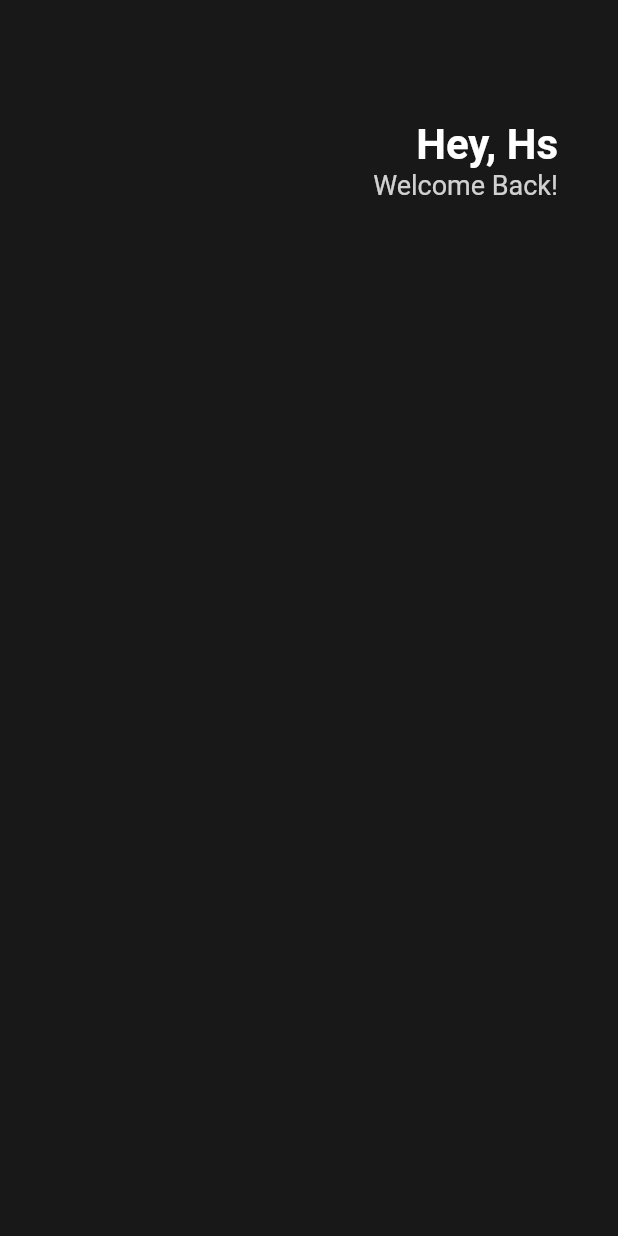
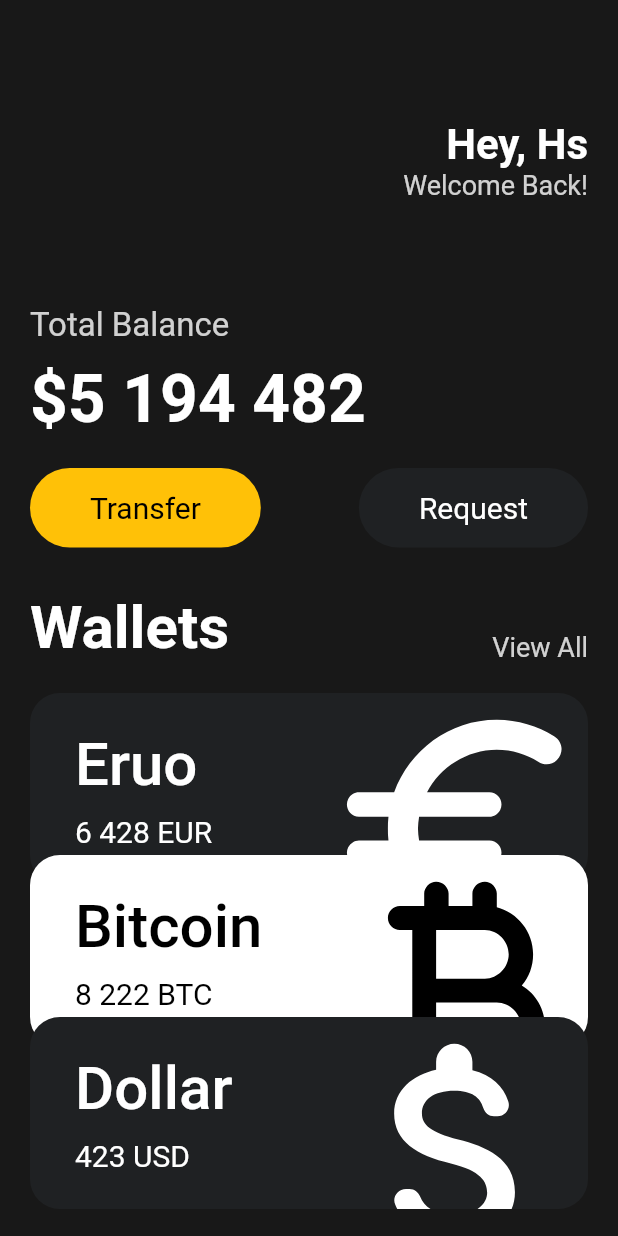
Before and after one commit to angry-dev/Flutter_Study, a Flutter app: the screen it shows after launch, on a phone screen of 412 x 824 dp. Run offline on Flutter 3.47's test engine with Material 2 defaults, Android fonts, the phone set to English and light mode, and no system bars.

Commit message:
[Feat] Button, CreditCard 구현
- Configure Button, CreditCard View

```diff
--- /dev/null
+++ b/Widget_Tour/lib/Widget/button.dart
@@ -0,0 +1,33 @@
+import 'package:flutter/material.dart';
+
+class Button extends StatelessWidget {
+  final String text;
+  final Color bgColor;
+  final Color textColor;
+
+  const Button(
+      {super.key,
+      required this.text,
+      required this.bgColor,
+      required this.textColor});
+
+  @override
+  Widget build(BuildContext context) {
+    return Container(
+      decoration: BoxDecoration(
+        color: bgColor,
+        borderRadius: BorderRadius.circular(45),
+      ),
+      child: Padding(
+        padding: const EdgeInsets.symmetric(vertical: 15, horizontal: 40),
+        child: Text(
+          text,
+          style: TextStyle(
+            fontSize: 20,
+            color: textColor,
+          ),
+        ),
+      ),
+    );
+  }
+}
--- /dev/null
+++ b/Widget_Tour/lib/Widget/creditcard.dart
@@ -0,0 +1,82 @@
+import 'package:flutter/material.dart';
+
+class CreditCard extends StatelessWidget {
+  final String name, code, amount;
+  final IconData icon;
+  final bool isInverted;
+
+  const CreditCard({
+    super.key,
+    required this.name,
+    required this.code,
+    required this.amount,
+    required this.icon,
+    required this.isInverted,
+  });
+
+  @override
+  Widget build(BuildContext context) {
+    return Container(
+        clipBehavior: Clip.hardEdge,
+        decoration: BoxDecoration(
+          color: isInverted ? Colors.white : const Color(0xFF1F2123),
+          borderRadius: BorderRadius.circular(20),
+        ),
+        child: Padding(
+          padding: const EdgeInsets.symmetric(vertical: 20, horizontal: 30),
+          child: Row(
+            mainAxisAlignment: MainAxisAlignment.spaceBetween,
+            children: [
+              Column(
+                crossAxisAlignment: CrossAxisAlignment.start,
+                children: [
+                  Text(
+                    name,
+                    style: TextStyle(
+                      color: isInverted ? Colors.black : Colors.white,
+                      fontSize: 40,
+                      fontWeight: FontWeight.w500,
+                    ),
+                  ),
+                  const SizedBox(
+                    height: 10,
+                  ),
+                  Row(
+                    children: [
+                      Text(
+                        amount,
+                        style: TextStyle(
+                          color: isInverted ? Colors.black : Colors.white,
+                          fontSize: 20,
+                        ),
+                      ),
+                      const SizedBox(
+                        width: 5,
+                      ),
+                      Text(
+                        code,
+                        style: TextStyle(
+                          color: isInverted ? Colors.black : Colors.white,
+                          fontSize: 20,
+                        ),
+                      ),
+                    ],
+                  )
+                ],
+              ),
+              Transform.scale(
+                scale: 2.2,
+                child: Transform.translate(
+                  offset: const Offset(-5, 12),
+                  child: Icon(
+                    icon,
+                    color: isInverted ? Colors.black : Colors.white,
+                    size: 88,
+                  ),
+                ),
+              ),
+            ],
+          ),
+        ));
+  }
+}
--- a/Widget_Tour/lib/main.dart
+++ b/Widget_Tour/lib/main.dart
@@ -1,4 +1,6 @@
 import 'package:flutter/material.dart';
+import 'package:widget_tour/Widget/button.dart';
+import 'package:widget_tour/Widget/creditcard.dart';
 
 void main() {
   runApp(const MyApp());
@@ -12,12 +14,14 @@
   Widget build(BuildContext context) {
     return MaterialApp(
       home: Scaffold(
-        backgroundColor: Color(0xFF181818),
-        body: Padding(
-          padding:EdgeInsets.symmetric(horizontal: 40) ,
+          backgroundColor: const Color(0xFF181818),
+          body: SingleChildScrollView(
+            child: Padding(
+              padding: const EdgeInsets.symmetric(horizontal: 20),
               child: Column(
+                crossAxisAlignment: CrossAxisAlignment.start,
                 children: [
-              SizedBox(
+                  const SizedBox(
                     height: 80,
                   ),
                   Row(
@@ -26,14 +30,16 @@
                       Column(
                         crossAxisAlignment: CrossAxisAlignment.end,
                         children: [
-                      Text('Hey, Hs',
+                          const Text(
+                            'Hey, Hs',
                             style: TextStyle(
                               color: Colors.white,
                               fontSize: 28,
                               fontWeight: FontWeight.w700,
                             ),
                           ),
-                      Text('Welcome Back!',
+                          Text(
+                            'Welcome Back!',
                             style: TextStyle(
                               color: Colors.white.withOpacity(0.8),
                               fontSize: 18,
@@ -42,11 +48,104 @@
                         ],
                       )
                     ],
-              )
+                  ),
+                  const SizedBox(
+                    height: 70,
+                  ),
+                  Text(
+                    'Total Balance',
+                    style: TextStyle(
+                      fontSize: 22,
+                      color: Colors.white.withOpacity(0.8),
+                    ),
+                  ),
+                  const SizedBox(
+                    height: 10,
+                  ),
+                  const Text(
+                    '\$5 194 482',
+                    style: TextStyle(
+                      fontSize: 44,
+                      fontWeight: FontWeight.w600,
+                      color: Colors.white,
+                    ),
+                  ),
+                  const SizedBox(
+                    height: 20,
+                  ),
+                  const Row(
+                    mainAxisAlignment: MainAxisAlignment.spaceBetween,
+                    children: [
+                      Button(
+                        text: 'Transfer',
+                        bgColor: Colors.amber,
+                        textColor: Colors.black,
+                      ),
+                      Button(
+                        text: 'Request',
+                        bgColor: Color(0xFF1F2123),
+                        textColor: Colors.white,
+                      ),
                     ],
                   ),
-        )
+                  const SizedBox(
+                    height: 30,
                   ),
+                  Row(
+                    mainAxisAlignment: MainAxisAlignment.spaceBetween,
+                    crossAxisAlignment: CrossAxisAlignment.end,
+                    children: [
+                      const Text(
+                        'Wallets',
+                        style: TextStyle(
+                          color: Colors.white,
+                          fontSize: 40,
+                          fontWeight: FontWeight.bold,
+                        ),
+                      ),
+                      Text(
+                        'View All',
+                        style: TextStyle(
+                          color: Colors.white.withOpacity(0.8),
+                          fontSize: 18,
+                        ),
+                      ),
+                    ],
+                  ),
+                  const SizedBox(
+                    height: 20,
+                  ),
+                  const CreditCard(
+                    amount: '6 428',
+                    code: 'EUR',
+                    icon: Icons.euro_rounded,
+                    name: 'Eruo',
+                    isInverted: false,
+                  ),
+                  Transform.translate(
+                    offset: const Offset(0, -20),
+                    child: const CreditCard(
+                      amount: '8 222',
+                      code: 'BTC',
+                      icon: Icons.currency_bitcoin_rounded,
+                      name: 'Bitcoin',
+                      isInverted: true,
+                    ),
+                  ),
+                  Transform.translate(
+                    offset: const Offset(0, -40),
+                    child: const CreditCard(
+                      amount: '423',
+                      code: 'USD',
+                      icon: Icons.attach_money_rounded,
+                      name: 'Dollar',
+                      isInverted: false,
+                    ),
+                  ),
+                ],
+              ),
+            ),
+          )),
     );
   }
 }
```
Also changed, not shown: 1 other file. Lines whose indentation alone changed are shown as unchanged.
